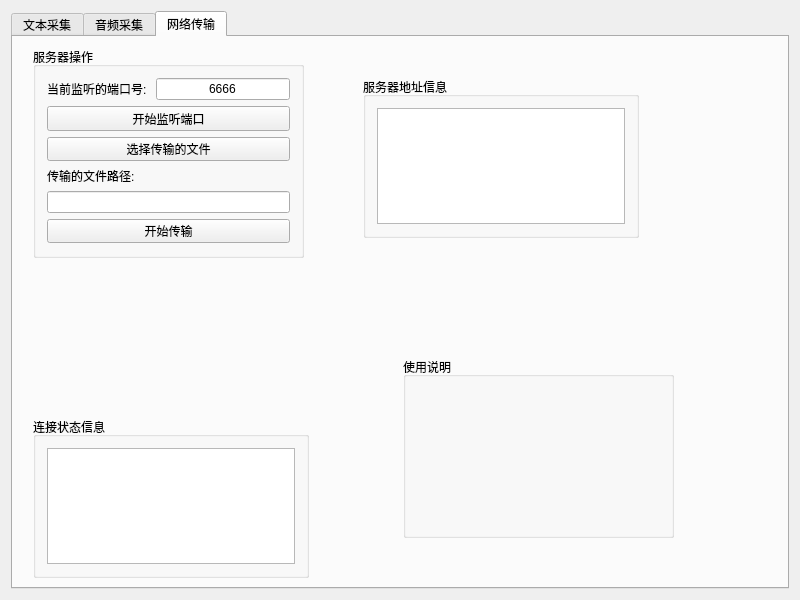
First picture: the form in SignalTransmitter/mainwindow.ui, repository RyougiSama/SignalTransmitter, before the edit.
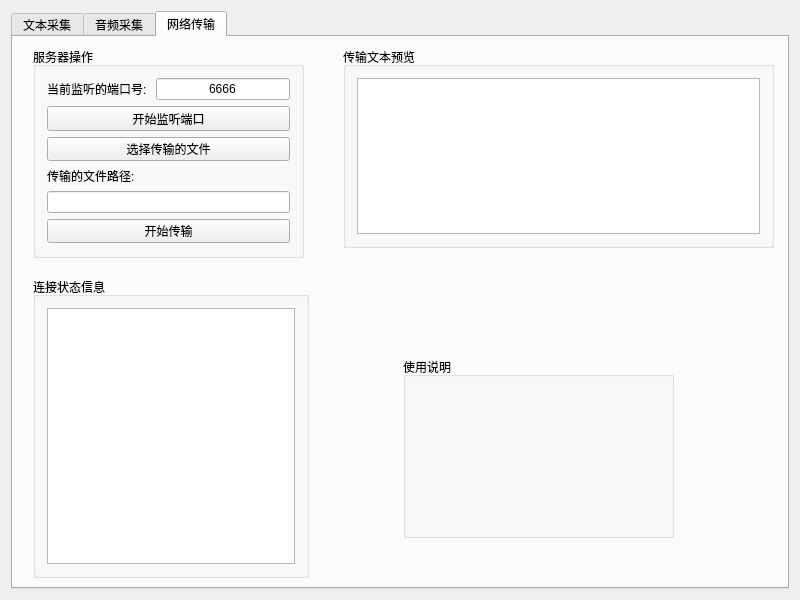
Second picture: the form after the edit. Icons and pictures are not drawn. Custom widgets are drawn as their Qt base class.

Commit message:
增强连接和文件预览功能
- 在主窗口中添加连接建立时客户端信息的显示。
- 增加文件加载时的空文件名检查，并更新文本预览。
- 调整 UI 组件位置和标题以改善用户体验。
- 修改连接信号以传递客户端信息。
- 修复文件传输逻辑，确保文件打开前的检查。
- 实现文件预览功能，并在网络模型中添加相关方法。
- 初始化网络模型中的指针和预览文件成员变量。

```diff
--- a/SignalTransmitter/mainwindow.ui
+++ b/SignalTransmitter/mainwindow.ui
@@ -315,9 +315,9 @@
        <property name="geometry">
         <rect>
          <x>20</x>
-         <y>380</y>
+         <y>240</y>
          <width>276</width>
-         <height>161</height>
+         <height>301</height>
         </rect>
        </property>
        <property name="title">
@@ -345,14 +345,14 @@
       <widget class="QGroupBox" name="groupBox_7">
        <property name="geometry">
         <rect>
-         <x>350</x>
-         <y>40</y>
-         <width>276</width>
-         <height>161</height>
+         <x>330</x>
+         <y>10</y>
+         <width>431</width>
+         <height>201</height>
         </rect>
        </property>
        <property name="title">
-        <string>服务器地址信息</string>
+        <string>传输文本预览</string>
        </property>
        <layout class="QGridLayout" name="gridLayout_7">
         <item row="0" column="0">
```
Left out of the diff: 2 changed lines with no effect on the pictures. The commit also changes 3 other files.
